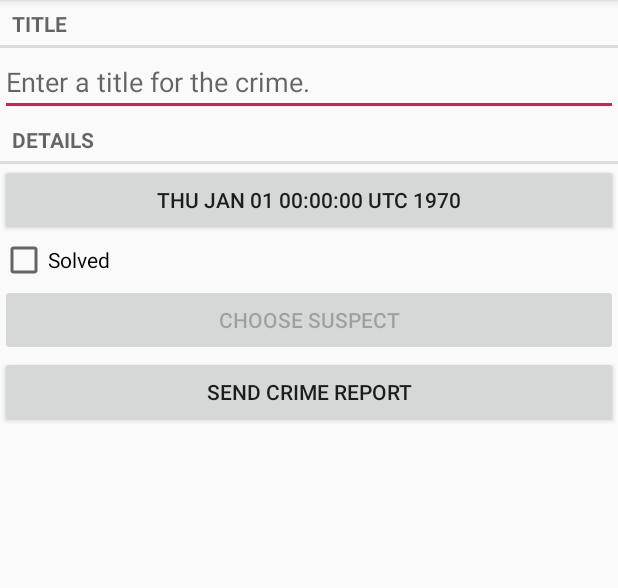
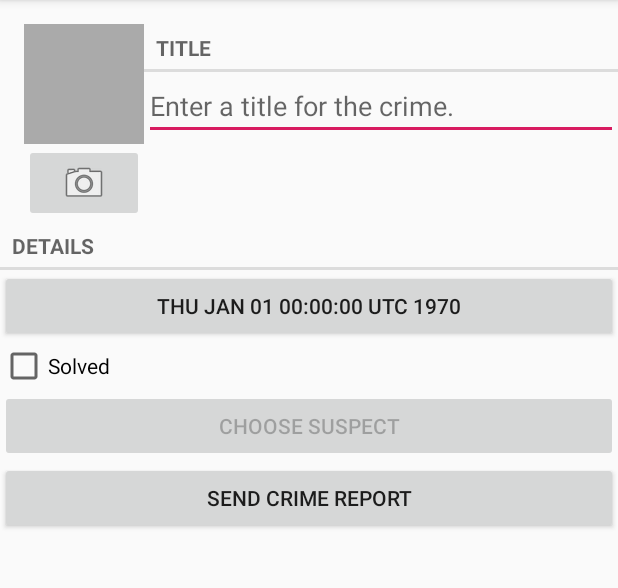
Before and after one commit to foreverxzhh/CriminalIntent, an Android app: the CrimePagerActivity screen opened directly, with no data from a screen before it, on a phone screen of 412 x 824 dp, the part 84-672 px from its top. Run offline under Robolectric (Android 15) with nearby library versions, the phone set to English and light mode, and no system bars.

Commit message:
Chapter 16 finish

```diff
--- a/app/src/main/java/com/hua/criminalintent/Crime.java
+++ b/app/src/main/java/com/hua/criminalintent/Crime.java
@@ -9,6 +9,10 @@ public class Crime {
     private Date mDate;
     private boolean mSolved;
     private String mSuspect;
+
+    public String getPhotoFilename() {
+        return "IMG_" + getId().toString() + ".jpg";
+    }
 
     public String getSuspect() {
         return mSuspect;
--- a/app/src/main/java/com/hua/criminalintent/CrimeFragment.java
+++ b/app/src/main/java/com/hua/criminalintent/CrimeFragment.java
@@ -3,15 +3,20 @@ package com.hua.criminalintent;
 import android.app.Activity;
 import android.content.Intent;
 import android.content.pm.PackageManager;
+import android.content.pm.ResolveInfo;
 import android.database.Cursor;
+import android.graphics.Bitmap;
 import android.net.Uri;
 import android.os.Bundle;
 import android.provider.ContactsContract;
+import android.provider.MediaStore;
 import android.support.v4.app.Fragment;
 import android.support.v4.app.FragmentManager;
+import android.support.v4.content.FileProvider;
 import android.text.Editable;
 import android.text.TextWatcher;
 import android.text.format.DateFormat;
+import android.util.Log;
 import android.view.LayoutInflater;
 import android.view.View;
 import android.view.ViewGroup;
@@ -19,8 +24,12 @@ import android.widget.Button;
 import android.widget.CheckBox;
 import android.widget.CompoundButton;
 import android.widget.EditText;
+import android.widget.ImageButton;
+import android.widget.ImageView;
 
+import java.io.File;
 import java.util.Date;
+import java.util.List;
 import java.util.UUID;
 
 public class CrimeFragment extends Fragment {
@@ -29,12 +38,16 @@ public class CrimeFragment extends Fragment {
     private static final String EXTRA_DATE = "com.hua.criminalintent.date";
     private static final int REQUEST_DATE = 0;
     private static final int REQUEST_CONTACT = 1;
+    private static final int REQUEST_PHOTO = 2;
     private Crime mCrime;
     private EditText mTitleField;
     private Button mDateButton;
     private CheckBox mSolvedCheckBox;
     private Button mSuspectButton;
     private Button mReportButton;
+    private ImageButton mPhotoButton;
+    private ImageView mPhotoView;
+    private File mPhotoFile;
 
     public static CrimeFragment newInstance(UUID crimeId) {
         Bundle args = new Bundle();
@@ -59,6 +72,9 @@ public class CrimeFragment extends Fragment {
         mSolvedCheckBox = view.findViewById(R.id.crime_solved);
         mSuspectButton = view.findViewById(R.id.crime_suspect);
         mReportButton = view.findViewById(R.id.crime_report);
+        mPhotoButton = view.findViewById(R.id.crime_camera);
+        mPhotoView = view.findViewById(R.id.crime_photo);
+        mPhotoFile = CrimeLab.get(getActivity()).getPhotoFile(mCrime);
         mTitleField.setText(mCrime.getTitle());
         mTitleField.addTextChangedListener(new TextWatcher() {
             @Override
@@ -77,6 +93,7 @@ public class CrimeFragment extends Fragment {
             }
         });
         updateDate();
+        updatePhotoView();
         mDateButton.setOnClickListener(new View.OnClickListener() {
             @Override
             public void onClick(View v) {
@@ -115,15 +132,43 @@ public class CrimeFragment extends Fragment {
                 startActivityForResult(pickContact, REQUEST_CONTACT);
             }
         });
+        mPhotoButton.setOnClickListener(new View.OnClickListener() {
+            @Override
+            public void onClick(View v) {
+                Uri uri = FileProvider.getUriForFile(getActivity(), "com.hua.criminalintent.fileprovider", mPhotoFile);
+
+                Intent captureImage = new Intent();
+                captureImage.setAction(MediaStore.ACTION_IMAGE_CAPTURE);
+                captureImage.putExtra(MediaStore.EXTRA_OUTPUT, uri);
+
+                List<ResolveInfo> cameraActivities = getActivity().getPackageManager()
+                        .queryIntentActivities(captureImage, PackageManager.MATCH_DEFAULT_ONLY);
+
+                for (ResolveInfo activity : cameraActivities) {
+                    getActivity().grantUriPermission(activity.activityInfo.packageName, uri, Intent.FLAG_GRANT_PERSISTABLE_URI_PERMISSION);
+                }
+
+                startActivityForResult(captureImage, REQUEST_PHOTO);
+            }
+        });
+
         if (mCrime.getSuspect() != null)
             mSuspectButton.setText(mCrime.getSuspect());
+
         PackageManager packageManager = getActivity().getPackageManager();
+
         Intent pickContact = new Intent();
         pickContact.setAction(Intent.ACTION_PICK);
         pickContact.setData(ContactsContract.Contacts.CONTENT_URI);
         //检查intent要启动的activity是否存在
         if (packageManager.resolveActivity(pickContact, PackageManager.MATCH_DEFAULT_ONLY) == null)
             mSuspectButton.setEnabled(false);
+
+        Intent captureImage = new Intent();
+        captureImage.setAction(MediaStore.ACTION_IMAGE_CAPTURE);
+        if (packageManager.resolveActivity(captureImage, PackageManager.MATCH_DEFAULT_ONLY) == null)
+            mPhotoButton.setEnabled(false);
+
         return view;
     }
 
@@ -146,11 +191,23 @@ public class CrimeFragment extends Fragment {
                 mCrime.setSuspect(cursor.getString(cursor.getColumnIndex(ContactsContract.Contacts.DISPLAY_NAME)));
                 mSuspectButton.setText(mCrime.getSuspect());
             }
+        } else if (requestCode == REQUEST_PHOTO) {
+            Uri uri = FileProvider.getUriForFile(getActivity(), "com.hua.criminalintent.fileprovider", mPhotoFile);
+            Log.d("haha", uri.toString());
+            getActivity().revokeUriPermission(uri, Intent.FLAG_GRANT_WRITE_URI_PERMISSION);
+            updatePhotoView();
         }
     }
 
     private void updateDate() {
         mDateButton.setText(mCrime.getDate().toString());
+    }
+
+    private void updatePhotoView() {
+        if (mPhotoFile != null && mPhotoFile.exists()) {
+            Bitmap bitmap = PictureUtils.getScaledBitmap(mPhotoFile.getPath(), getActivity());
+            mPhotoView.setImageBitmap(bitmap);
+        }
     }
 
     @Override
--- a/app/src/main/java/com/hua/criminalintent/CrimeLab.java
+++ b/app/src/main/java/com/hua/criminalintent/CrimeLab.java
@@ -9,6 +9,7 @@ import com.hua.criminalintent.database.CrimeBaseHelper;
 import com.hua.criminalintent.database.CrimeCursorWrapper;
 import com.hua.criminalintent.database.CrimeDbSchema.CrimeTable;
 
+import java.io.File;
 import java.util.ArrayList;
 import java.util.List;
 import java.util.UUID;
@@ -36,6 +37,12 @@ public class CrimeLab {
             crime.setSolved(i % 2 == 0);
             mCrimes.add(crime);
         }*/
+
+    }
+
+    public File getPhotoFile(Crime crime) {
+        File fileDir = mContext.getFilesDir();
+        return new File(fileDir, crime.getPhotoFilename());
 
     }
 
--- a/app/src/main/java/com/hua/criminalintent/CrimeListFragment.java
+++ b/app/src/main/java/com/hua/criminalintent/CrimeListFragment.java
@@ -87,7 +87,6 @@ public class CrimeListFragment extends Fragment {
 
     @Override
     public boolean onOptionsItemSelected(MenuItem item) {
-        Log.d("haha", "" + (item.getItemId() == R.menu.fragment_crime_list));
         switch (item.getItemId()) {
             case R.id.new_crime:
                 Crime crime = new Crime();
--- a/app/src/main/res/layout/fragment_crime.xml
+++ b/app/src/main/res/layout/fragment_crime.xml
@@ -2,7 +2,39 @@
 <LinearLayout xmlns:android="http://schemas.android.com/apk/res/android"
     android:layout_width="match_parent"
     android:layout_height="match_parent"
-    android:layout_margin="16dp"
+    android:orientation="vertical">
+
+    <LinearLayout
+        android:layout_width="match_parent"
+        android:layout_height="wrap_content"
+        android:layout_marginStart="16dp"
+        android:layout_marginTop="16dp"
+        android:orientation="horizontal">
+
+        <LinearLayout
+            android:layout_width="wrap_content"
+            android:layout_height="wrap_content"
+            android:orientation="vertical">
+
+            <ImageView
+                android:id="@+id/crime_photo"
+                android:layout_width="80dp"
+                android:layout_height="80dp"
+                android:background="@android:color/darker_gray"
+                android:cropToPadding="true"
+                android:scaleType="centerInside" />
+
+            <ImageButton
+                android:id="@+id/crime_camera"
+                android:layout_width="match_parent"
+                android:layout_height="wrap_content"
+                android:src="@android:drawable/ic_menu_camera" />
+        </LinearLayout>
+
+        <LinearLayout
+            android:layout_width="match_parent"
+            android:layout_height="wrap_content"
+            android:layout_weight="1"
             android:orientation="vertical">
 
             <TextView
@@ -16,6 +48,9 @@
                 android:layout_width="match_parent"
                 android:layout_height="wrap_content"
                 android:hint="@string/crime_title_hint" />
+
+        </LinearLayout>
+    </LinearLayout>
 
     <TextView
         style="?android:listSeparatorTextViewStyle"
--- /dev/null
+++ b/app/src/main/res/xml/files.xml
@@ -0,0 +1,6 @@
+<?xml version="1.0" encoding="utf-8"?>
+<paths>
+    <files-path
+        name="crime_photos"
+        path="." />
+</paths>
```
Also changed, not shown: app/src/main/AndroidManifest.xml (+14 -0 lines), app/src/main/java/com/hua/criminalintent/PictureUtils.java (added, +36 -0 lines), 1 other file. Lines whose indentation alone changed are shown as unchanged.
